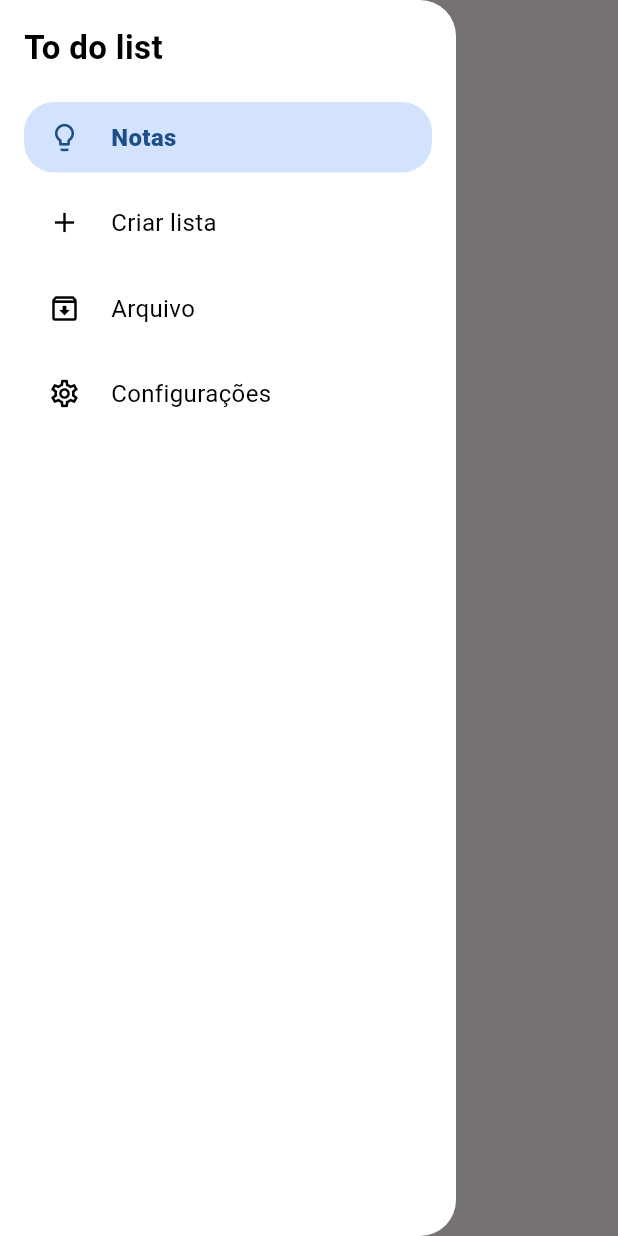
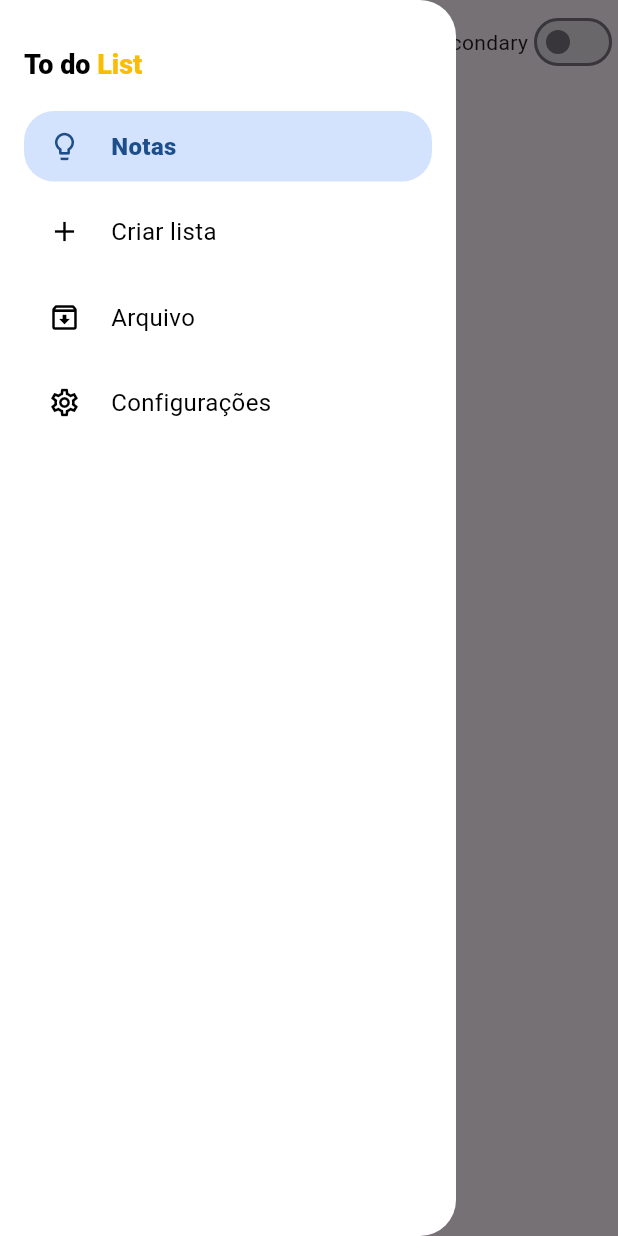
Before and after one commit to LCapistrano25/TodolistProject, a Flutter app: the ActionSidebarPage screen opened directly, with the side drawer open, on a phone screen of 412 x 824 dp. Run offline on Flutter 3.47's test engine with Material 3 defaults, Android fonts, the phone set to English and light mode, and no system bars.

Commit message:
Add updates at sidebar

```diff
--- a/lib/Components/Sidebar/action_sidebar.dart
+++ b/lib/Components/Sidebar/action_sidebar.dart
@@ -28,10 +28,39 @@ class ActionSidebar extends StatelessWidget {
     );
   }
 
+  Color _getTextColor() {
+    Color? color = black;
+
+    switch(viewModel.style) {
+      case ActionSidebarStyle.primary:
+        color = black;
+        break;
+      case ActionSidebarStyle.secundary:
+        color = brandWhite;
+        break;
+    }
+    return color;
+  }
+
+  Color _getBackgroudColor() {
+    Color? color = black;
+
+    switch(viewModel.style) {
+      case ActionSidebarStyle.primary:
+          color = brandWhite;
+          break;
+      case ActionSidebarStyle.secundary:
+          color = brandNeutralDark;
+          break;
+    }
+
+    return color;
+  }
+
   @override
   Widget build(BuildContext context) {
     return Drawer(
-      backgroundColor: brandWhite,
+      backgroundColor: _getBackgroudColor(),
       shape: const RoundedRectangleBorder(
         borderRadius: BorderRadius.only(
           topRight: Radius.circular(24),
@@ -44,15 +73,19 @@ class ActionSidebar extends StatelessWidget {
           child: Column(
             crossAxisAlignment: CrossAxisAlignment.start,
             children: [
+              const SizedBox(height: 16),
+
               /// Título do menu
-              Text(
-                viewModel.title,
-                style: const TextStyle(
-                  color: black,
-                  fontSize: 22,
-                  fontWeight: FontWeight.w600,
+              RichText(
+                text: TextSpan(
+                  text: 'To do',
+                  style: TextStyle(color: _getTextColor(), fontWeight: FontWeight.w900, fontSize: 18),
+                  children: const <TextSpan>[
+                    TextSpan(text: ' List', style: TextStyle(fontWeight: FontWeight.w900, color: primaryColor))
+                  ],
                 ),
               ),
+
               const SizedBox(height: 16),
 
               /// Lista de Itens
@@ -70,18 +103,6 @@ class ActionSidebar extends StatelessWidget {
                   },
                 ),
               ),
-
-              /// Rodapé opcional
-              Padding(
-                padding: const EdgeInsets.only(top: 8),
-                child: Text(
-                  "v1.0.0",
-                  style: TextStyle(
-                    color: Colors.white.withOpacity(0.5),
-                    fontSize: 12,
-                  ),
-                ),
-              ),
             ],
           ),
         ),
--- a/lib/Components/SidebarItem/action_sidebar_item.dart
+++ b/lib/Components/SidebarItem/action_sidebar_item.dart
@@ -22,6 +22,58 @@ class ActionSidebarItem extends StatelessWidget {
     );
   }
 
+  Color _getSelectedItemColor(){
+    Color color;
+    switch(viewModel.style) {
+        case ActionSidebarItemStyle.primary:
+          color = brandBlueSoft;
+          break;
+        case ActionSidebarItemStyle.secundary:
+          color = brandBlueDeep;
+          break;
+      }
+      return color;
+  }
+
+  Color _getSelectTextItemColor(){
+    Color color;
+    switch(viewModel.style) {
+        case ActionSidebarItemStyle.primary:
+          color = brandBlueDarkAlt;
+          break;
+        case ActionSidebarItemStyle.secundary:
+          color = brandBlueWhite;
+          break;
+      }
+      return color;
+  }
+
+  Color _getTextItemColor(){
+    Color color;
+    switch(viewModel.style) {
+        case ActionSidebarItemStyle.primary:
+          color = black;
+          break;
+        case ActionSidebarItemStyle.secundary:
+          color = brandWhite;
+          break;
+      }
+      return color;
+  }
+
+  Color _getBackgroundItemColor(){
+    Color color;
+    switch(viewModel.style) {
+        case ActionSidebarItemStyle.primary:
+          color = brandWhite;
+          break;
+        case ActionSidebarItemStyle.secundary:
+          color = brandNeutralDark;
+          break;
+      }
+      return color;
+  }
+
   @override
   Widget build(BuildContext context) {
     final bool selected = viewModel.isSelected;
@@ -30,13 +82,13 @@ class ActionSidebarItem extends StatelessWidget {
       duration: const Duration(milliseconds: 200),
       margin: const EdgeInsets.symmetric(vertical: 5),
       decoration: BoxDecoration(
-        color: selected ? brandBlueSoft : brandWhite,
+        color: selected ? _getSelectedItemColor() : _getBackgroundItemColor(),
         borderRadius: BorderRadius.circular(20),
       ),
       child: InkWell(
         borderRadius: BorderRadius.circular(20),
-        splashColor: brandBlueSoft,
-        hoverColor: brandBlueSoft,
+        splashColor: _getSelectedItemColor(),
+        hoverColor: _getSelectedItemColor(),
         onTap: () => onTap?.call(viewModel),
         child: Padding(
           padding: const EdgeInsets.symmetric(horizontal: 16, vertical: 12),
@@ -44,14 +96,14 @@ class ActionSidebarItem extends StatelessWidget {
             children: [
               Icon(
                 viewModel.icon,
-                color: selected ? brandBlueDarkAlt : black,
+                color: selected ? _getSelectTextItemColor() : _getTextItemColor(),
                 size: 22,
               ),
               const SizedBox(width: 20),
               Text(
                 viewModel.label,
                 style: TextStyle(
-                  color: selected ? brandBlueDarkAlt : black,
+                  color: selected ? _getSelectTextItemColor() : _getTextItemColor(),
                   fontWeight: selected ? FontWeight.w900 : FontWeight.normal,
                   fontSize: 16,
                 ),
--- a/lib/Components/SidebarItem/action_sidebar_item_view_model.dart
+++ b/lib/Components/SidebarItem/action_sidebar_item_view_model.dart
@@ -1,11 +1,17 @@
 import 'package:flutter/material.dart';
 
+enum ActionSidebarItemStyle {
+  primary,
+  secundary
+}
 class ActionSidebarItemViewModel {
+  final ActionSidebarItemStyle style;
   final String label;
   final IconData icon;
   final bool isSelected;
 
   const ActionSidebarItemViewModel({
+    required this.style,
     required this.label,
     required this.icon,
     this.isSelected = false,
@@ -13,11 +19,13 @@ class ActionSidebarItemViewModel {
 
   /// Retorna uma cópia atualizada (copyWith pattern)
   ActionSidebarItemViewModel copyWith({
+    ActionSidebarItemStyle? style,
     String? label,
     IconData? icon,
     bool? isSelected,
   }) {
     return ActionSidebarItemViewModel(
+      style: style ?? this.style,
       label: label ?? this.label,
       icon: icon ?? this.icon,
       isSelected: isSelected ?? this.isSelected,
--- a/lib/Samples/actionSidebarSampleScreen/action_sidebar_sample_screen.dart
+++ b/lib/Samples/actionSidebarSampleScreen/action_sidebar_sample_screen.dart
@@ -10,20 +10,36 @@ class ActionSidebarPage extends StatefulWidget {
   State<ActionSidebarPage> createState() => _ActionSidebarPageState();
 }
 
-class _ActionSidebarPageState extends State<ActionSidebarPage> implements ActionSidebarDelegate {
+class _ActionSidebarPageState extends State<ActionSidebarPage>
+    implements ActionSidebarDelegate {
   late ActionSidebarViewModel sidebarVM;
+  bool isSecondary = false; // controla qual tema aplicar
 
   @override
   void initState() {
     super.initState();
+    _buildSidebarViewModel();
+  }
+
+  void _buildSidebarViewModel() {
+    final style = isSecondary
+        ? ActionSidebarItemStyle.secundary
+        : ActionSidebarItemStyle.primary;
+
     sidebarVM = ActionSidebarViewModel(
       title: 'To do list',
-      style: ActionSidebarStyle.primary,
+      style: isSecondary
+          ? ActionSidebarStyle.secundary
+          : ActionSidebarStyle.primary,
       items: [
-        ActionSidebarItemViewModel(label: 'Notas', icon: AppIcons.idea, isSelected: true),
-        ActionSidebarItemViewModel(label: 'Criar lista', icon: AppIcons.add),
-        ActionSidebarItemViewModel(label: 'Arquivo', icon: AppIcons.archive),
-        ActionSidebarItemViewModel(label: 'Configurações', icon: AppIcons.settings),
+        ActionSidebarItemViewModel(
+            style: style, label: 'Notas', icon: AppIcons.idea, isSelected: true),
+        ActionSidebarItemViewModel(
+            style: style, label: 'Criar lista', icon: AppIcons.add),
+        ActionSidebarItemViewModel(
+            style: style, label: 'Arquivo', icon: AppIcons.archive),
+        ActionSidebarItemViewModel(
+            style: style, label: 'Configurações', icon: AppIcons.settings),
       ],
     );
   }
@@ -31,7 +47,25 @@ class _ActionSidebarPageState extends State<ActionSidebarPage> implements Action
   @override
   Widget build(BuildContext context) {
     return Scaffold(
-      appBar: AppBar(title: const Text('Exemplo Sidebar')),
+      appBar: AppBar(
+        title: const Text('Exemplo Sidebar'),
+        actions: [
+          Row(
+            children: [
+              const Text("Secondary"),
+              Switch(
+                value: isSecondary,
+                onChanged: (value) {
+                  setState(() {
+                    isSecondary = value;
+                    _buildSidebarViewModel();
+                  });
+                },
+              ),
+            ],
+          ),
+        ],
+      ),
       drawer: ActionSidebar.instantiate(
         viewModel: sidebarVM,
         delegate: this,
```
